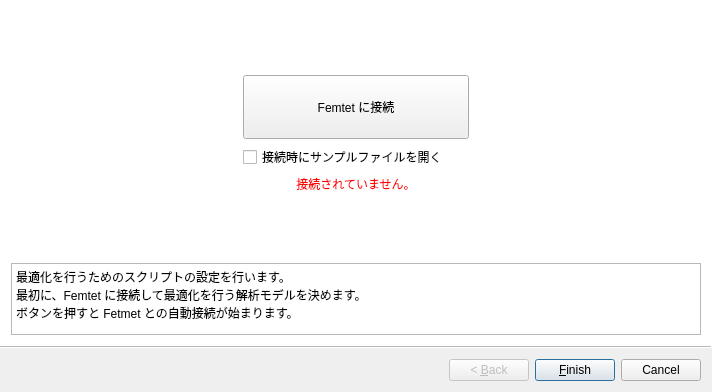
Qt form pyfemtet_opt_gui_2/ui/Wizard_main.ui (pyfemtet/pyfemtet-opt-gui) before a commit.
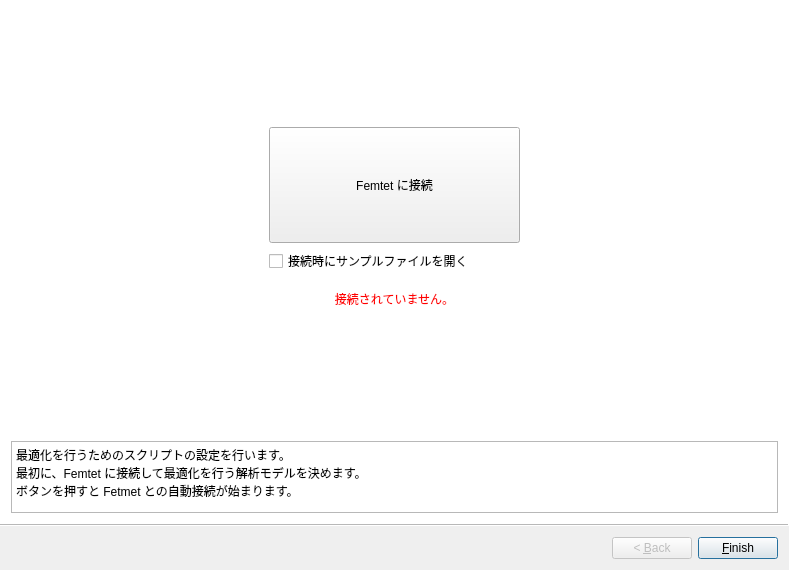
The same form after that commit.

What changed in the file:
```diff
--- a/pyfemtet_opt_gui_2/ui/Wizard_main.ui
+++ b/pyfemtet_opt_gui_2/ui/Wizard_main.ui
@@ -6,8 +6,8 @@
    <rect>
     <x>0</x>
     <y>0</y>
-    <width>712</width>
-    <height>392</height>
+    <width>789</width>
+    <height>570</height>
    </rect>
   </property>
   <property name="windowTitle">
@@ -16,6 +16,9 @@
   <property name="wizardStyle">
    <enum>QWizard::WizardStyle::ModernStyle</enum>
   </property>
+  <property name="options">
+   <set>QWizard::WizardOption::HelpButtonOnRight|QWizard::WizardOption::NoCancelButtonOnLastPage</set>
+  </property>
   <widget class="QWizardPage" name="wizardPage_init">
    <layout class="QGridLayout" name="gridLayout">
     <item row="1" column="2">
@@ -33,6 +36,12 @@
     </item>
     <item row="3" column="1">
      <widget class="QLabel" name="label_connectionState">
+      <property name="minimumSize">
+       <size>
+        <width>0</width>
+        <height>40</height>
+       </size>
+      </property>
       <property name="accessibleName">
        <string/>
       </property>
```
